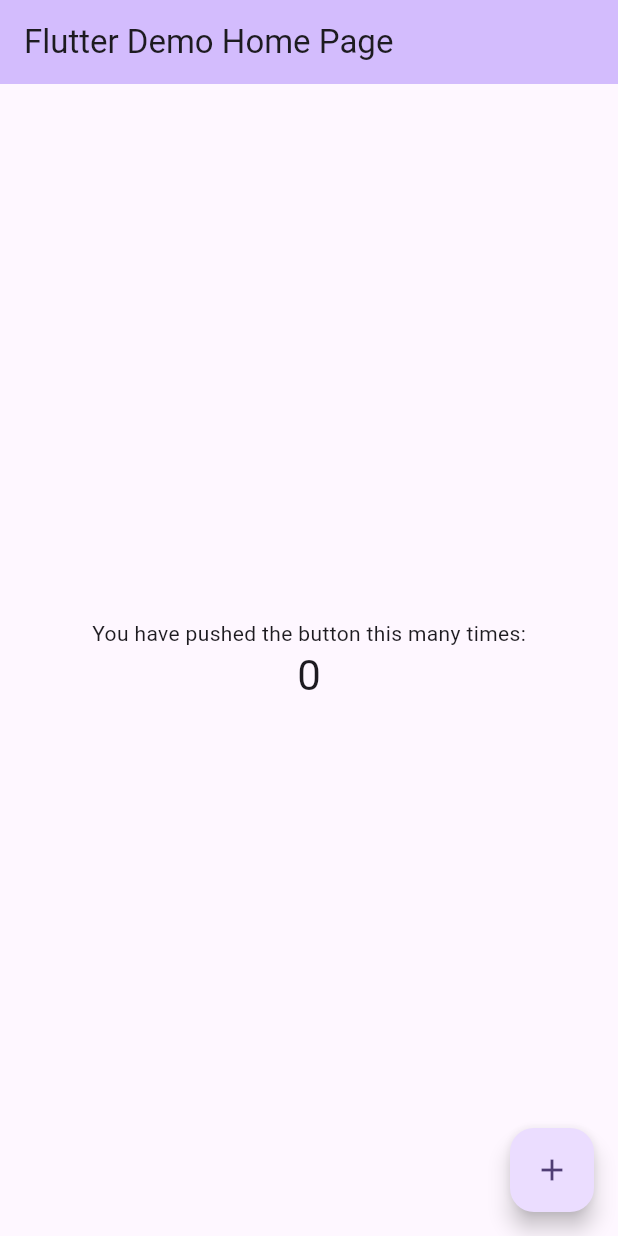
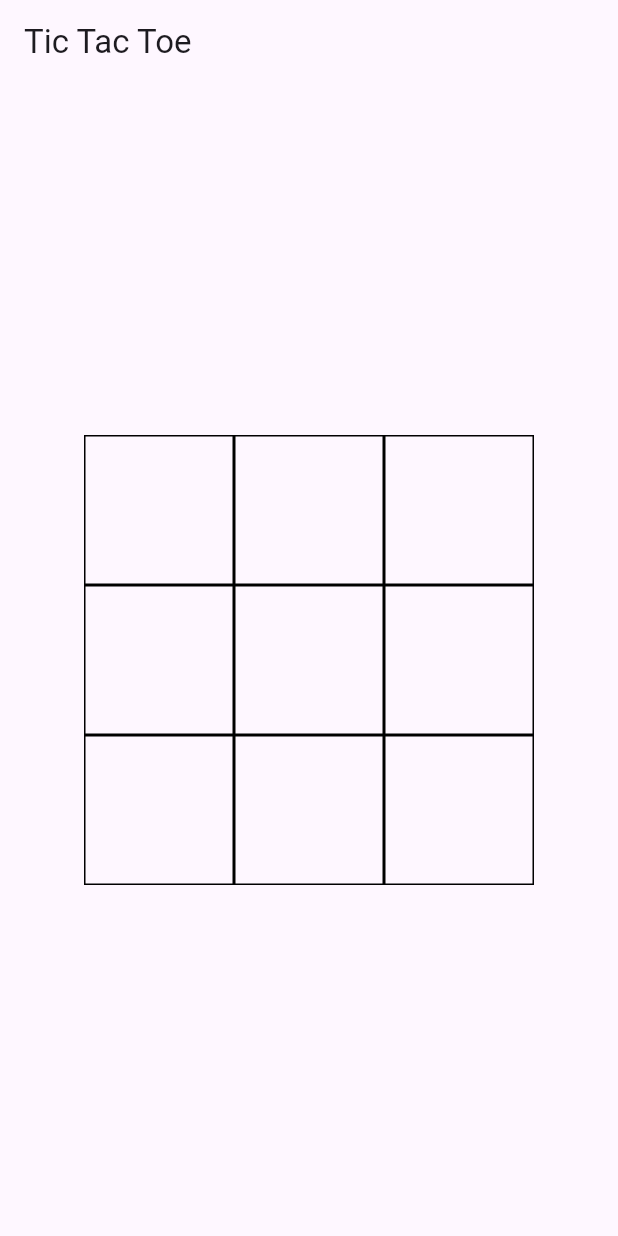
Before and after one commit to KillCobra/tictactwo, a Flutter app: the screen it shows after launch, on a phone screen of 412 x 824 dp. Run offline on Flutter 3.47's test engine with Material 3 defaults, Android fonts, the phone set to English and light mode, and no system bars.

Commit message:
minor update

```diff
--- a/lib/main.dart
+++ b/lib/main.dart
@@ -1,125 +1,91 @@
 import 'package:flutter/material.dart';
+import 'game.dart';
 
 void main() {
-  runApp(const MyApp());
+  runApp(TicTacToeApp());
 }
 
-class MyApp extends StatelessWidget {
-  const MyApp({super.key});
-
-  // This widget is the root of your application.
+class TicTacToeApp extends StatelessWidget {
   @override
   Widget build(BuildContext context) {
     return MaterialApp(
-      title: 'Flutter Demo',
+      title: 'Tic Tac Toe',
       theme: ThemeData(
-        // This is the theme of your application.
-        //
-        // TRY THIS: Try running your application with "flutter run". You'll see
-        // the application has a purple toolbar. Then, without quitting the app,
-        // try changing the seedColor in the colorScheme below to Colors.green
-        // and then invoke "hot reload" (save your changes or press the "hot
-        // reload" button in a Flutter-supported IDE, or press "r" if you used
-        // the command line to start the app).
-        //
-        // Notice that the counter didn't reset back to zero; the application
-        // state is not lost during the reload. To reset the state, use hot
-        // restart instead.
-        //
-        // This works for code too, not just values: Most code changes can be
-        // tested with just a hot reload.
-        colorScheme: ColorScheme.fromSeed(seedColor: Colors.deepPurple),
-        useMaterial3: true,
+        primarySwatch: Colors.blue,
       ),
-      home: const MyHomePage(title: 'Flutter Demo Home Page'),
+      home: TicTacToeScreen(),
     );
   }
 }
 
-class MyHomePage extends StatefulWidget {
-  const MyHomePage({super.key, required this.title});
-
-  // This widget is the home page of your application. It is stateful, meaning
-  // that it has a State object (defined below) that contains fields that affect
-  // how it looks.
-
-  // This class is the configuration for the state. It holds the values (in this
-  // case the title) provided by the parent (in this case the App widget) and
-  // used by the build method of the State. Fields in a Widget subclass are
-  // always marked "final".
-
-  final String title;
-
+class TicTacToeScreen extends StatefulWidget {
   @override
-  State<MyHomePage> createState() => _MyHomePageState();
+  _TicTacToeScreenState createState() => _TicTacToeScreenState();
 }
 
-class _MyHomePageState extends State<MyHomePage> {
-  int _counter = 0;
-
-  void _incrementCounter() {
-    setState(() {
-      // This call to setState tells the Flutter framework that something has
-      // changed in this State, which causes it to rerun the build method below
-      // so that the display can reflect the updated values. If we changed
-      // _counter without calling setState(), then the build method would not be
-      // called again, and so nothing would appear to happen.
-      _counter++;
-    });
-  }
+class _TicTacToeScreenState extends State<TicTacToeScreen> {
+  Game game = Game();
 
   @override
   Widget build(BuildContext context) {
-    // This method is rerun every time setState is called, for instance as done
-    // by the _incrementCounter method above.
-    //
-    // The Flutter framework has been optimized to make rerunning build methods
-    // fast, so that you can just rebuild anything that needs updating rather
-    // than having to individually change instances of widgets.
     return Scaffold(
       appBar: AppBar(
-        // TRY THIS: Try changing the color here to a specific color (to
-        // Colors.amber, perhaps?) and trigger a hot reload to see the AppBar
-        // change color while the other colors stay the same.
-        backgroundColor: Theme.of(context).colorScheme.inversePrimary,
-        // Here we take the value from the MyHomePage object that was created by
-        // the App.build method, and use it to set our appbar title.
-        title: Text(widget.title),
+        title: Text('Tic Tac Toe'),
       ),
-      body: Center(
-        // Center is a layout widget. It takes a single child and positions it
-        // in the middle of the parent.
-        child: Column(
-          // Column is also a layout widget. It takes a list of children and
-          // arranges them vertically. By default, it sizes itself to fit its
-          // children horizontally, and tries to be as tall as its parent.
-          //
-          // Column has various properties to control how it sizes itself and
-          // how it positions its children. Here we use mainAxisAlignment to
-          // center the children vertically; the main axis here is the vertical
-          // axis because Columns are vertical (the cross axis would be
-          // horizontal).
-          //
-          // TRY THIS: Invoke "debug painting" (choose the "Toggle Debug Paint"
-          // action in the IDE, or press "p" in the console), to see the
-          // wireframe for each widget.
-          mainAxisAlignment: MainAxisAlignment.center,
-          children: <Widget>[
-            const Text(
-              'You have pushed the button this many times:',
+      body: Column(
+        mainAxisAlignment: MainAxisAlignment.center,
+        children: [
+          for (int i = 0; i < 3; i++)
+            Row(
+              mainAxisAlignment: MainAxisAlignment.center,
+              children: [
+                for (int j = 0; j < 3; j++)
+                  GestureDetector(
+                    onTap: () {
+                      setState(() {
+                        if (game.makeMove(i, j)) {
+                          String winner = game.checkWinner();
+                          if (winner != '') {
+                            showDialog(
+                              context: context,
+                              builder: (context) => AlertDialog(
+                                title: Text('Game Over'),
+                                content: Text('$winner wins!'),
+                                actions: [
+                                  TextButton(
+                                    onPressed: () {
+                                      setState(() {
+                                        game.reset();
+                                      });
+                                      Navigator.of(context).pop();
+                                    },
+                                    child: Text('Play Again'),
+                                  ),
+                                ],
+                              ),
+                            );
+                          }
+                        }
+                      });
+                    },
+                    child: Container(
+                      width: 100,
+                      height: 100,
+                      decoration: BoxDecoration(
+                        border: Border.all(),
+                      ),
+                      child: Center(
+                        child: Text(
+                          game.board[i][j],
+                          style: TextStyle(fontSize: 32),
+                        ),
+                      ),
+                    ),
+                  ),
+              ],
             ),
-            Text(
-              '$_counter',
-              style: Theme.of(context).textTheme.headlineMedium,
-            ),
-          ],
-        ),
+        ],
       ),
-      floatingActionButton: FloatingActionButton(
-        onPressed: _incrementCounter,
-        tooltip: 'Increment',
-        child: const Icon(Icons.add),
-      ), // This trailing comma makes auto-formatting nicer for build methods.
     );
   }
 }
```
Also changed, not shown: lib/game.dart (added, +41 -0 lines).
